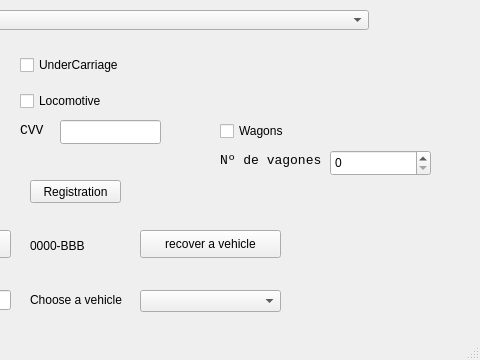
The window that MainWindow.ui (JSlaig/ARCO2020-p2) describes before a commit, drawn with Qt 5; both pictures show x 320 to 800 and y 240 to 600 of the 800 by 600 pixel window.
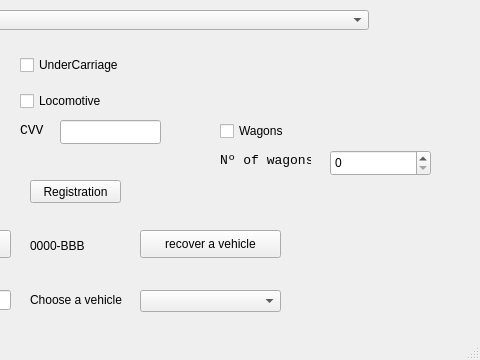
The same window after the commit.

```diff
--- a/MainWindow.ui
+++ b/MainWindow.ui
@@ -19,7 +19,7 @@
      <rect>
       <x>540</x>
       <y>390</y>
-      <width>131</width>
+      <width>91</width>
       <height>21</height>
      </rect>
     </property>
@@ -30,7 +30,7 @@
      </font>
     </property>
     <property name="text">
-     <string>Nº de vagones</string>
+     <string>Nº of wagons</string>
     </property>
    </widget>
    <widget class="QCheckBox" name="locomotiveCheckLine">
```
